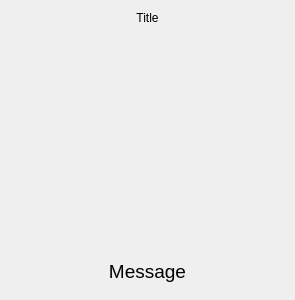
Qt form src/tools/customwidgets/generic/notificationpanel_base.ui (AlekSi/Jabbin) before a commit.
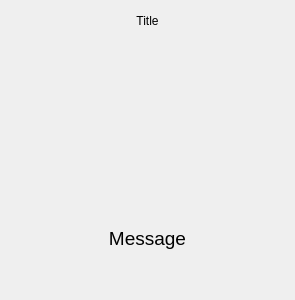
The same form after that commit.

```diff
--- a/src/tools/customwidgets/generic/notificationpanel_base.ui
+++ b/src/tools/customwidgets/generic/notificationpanel_base.ui
@@ -15,6 +15,12 @@
   <layout class="QVBoxLayout" name="verticalLayout" >
    <item>
     <widget class="QLabel" name="labelTitle" >
+     <property name="minimumSize" >
+      <size>
+       <width>0</width>
+       <height>20</height>
+      </size>
+     </property>
      <property name="text" >
       <string>Title</string>
      </property>
@@ -31,6 +37,12 @@
        <verstretch>0</verstretch>
       </sizepolicy>
      </property>
+     <property name="minimumSize" >
+      <size>
+       <width>0</width>
+       <height>100</height>
+      </size>
+     </property>
      <property name="alignment" >
       <set>Qt::AlignCenter</set>
      </property>
@@ -38,6 +50,12 @@
    </item>
    <item>
     <widget class="QLabel" name="labelMessage" >
+     <property name="minimumSize" >
+      <size>
+       <width>0</width>
+       <height>30</height>
+      </size>
+     </property>
      <property name="font" >
       <font>
        <pointsize>14</pointsize>
@@ -53,6 +71,12 @@
    </item>
    <item>
     <widget class="QDialogButtonBox" name="buttonBox" >
+     <property name="minimumSize" >
+      <size>
+       <width>0</width>
+       <height>30</height>
+      </size>
+     </property>
      <property name="standardButtons" >
       <set>QDialogButtonBox::NoButton</set>
      </property>
```
